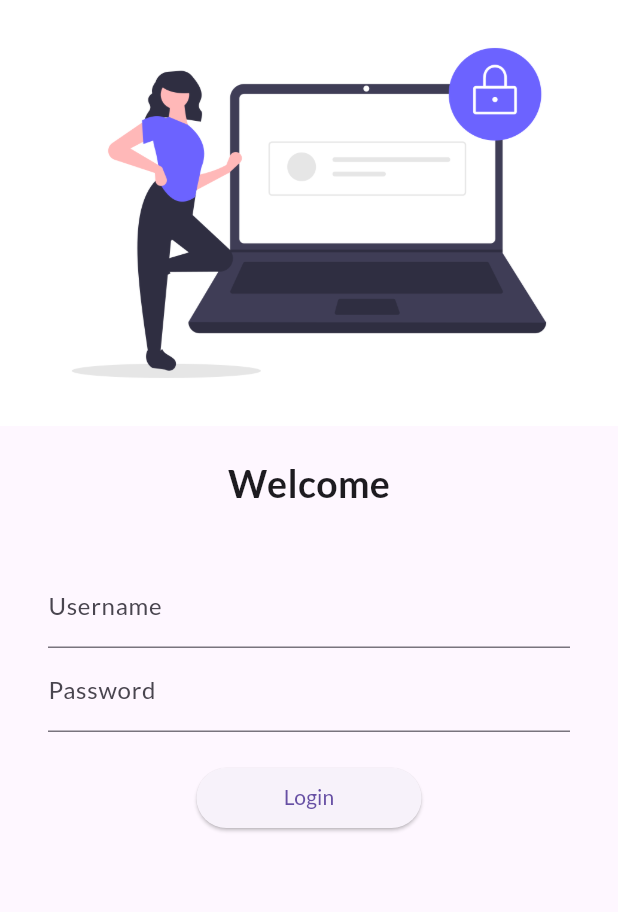
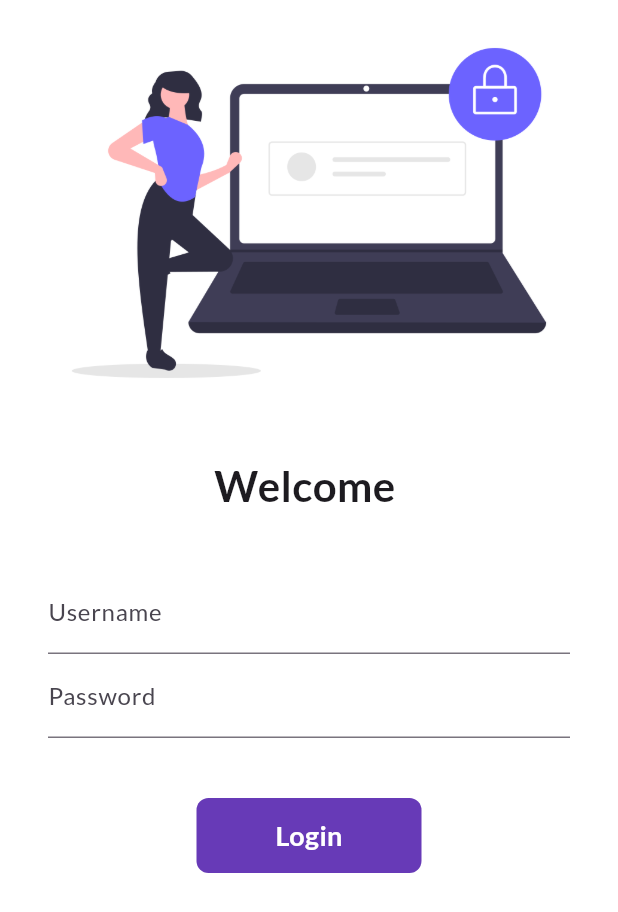
Before and after one commit to deepnp7/Flutter-Project, a Flutter app: the screen it shows after launch, on a phone screen of 412 x 824 dp. Shown: the top 912 px of the screen. Run offline on Flutter 3.47's test engine with Material 3 defaults, Android fonts, the phone set to English and light mode, and no system bars; our stand-ins replace google_fonts.

Commit message:
Day 6 completed

```diff
--- a/lib/pages/login_page.dart
+++ b/lib/pages/login_page.dart
@@ -1,18 +1,25 @@
-// ignore_for_file: prefer_const_constructors
+// ignore_for_file: prefer_const_constructors, use_build_context_synchronously, sort_child_properties_last
 
 // import 'package:flutter/cupertino.dart';
 import 'package:flutter/material.dart';
 import 'package:flutter_application_1/utils/routes.dart';
 // import 'package:flutter/widgets.dart';
 
-class LoginPage extends StatelessWidget {
+class LoginPage extends StatefulWidget {
   const LoginPage({super.key});
 
-  // const LoginPage({super.key});
+  @override
+  State<LoginPage> createState() => _LoginPageState();
+}
+
+class _LoginPageState extends State<LoginPage> {
+  String name = "";
+  bool changeButton = false;
 
   @override
   Widget build(BuildContext context) {
     return Material(
+        color: Colors.white,
         child: SingleChildScrollView(
           child: Column(
             children: [
@@ -24,36 +31,81 @@
                 height: 20.0,
               ),
               Text(
-            "Welcome",
-            style: TextStyle(fontSize: 25, fontWeight: FontWeight.bold),
+                "Welcome $name",
+                style: TextStyle(
+                  fontSize: 28,
+                  fontWeight: FontWeight.bold,
+                ),
               ),
               SizedBox(
                 height: 20.0,
               ),
               Padding(
-            padding:
-                const EdgeInsets.symmetric(vertical: 16.0, horizontal: 32.0),
+                padding: const EdgeInsets.symmetric(
+                    vertical: 16.0, horizontal: 32.0),
                 child: Column(
                   children: [
                     TextFormField(
                       decoration: InputDecoration(
-                      hintText: "Enter UserName", labelText: "Username"),
+                        hintText: "Enter username",
+                        labelText: "Username",
+                      ),
+                      onChanged: (value) {
+                        name = value;
+                        setState(() {});
+                      },
                     ),
                     TextFormField(
                       obscureText: true,
                       decoration: InputDecoration(
-                      hintText: "Enter Password", labelText: "Password"),
+                        hintText: "Enter password",
+                        labelText: "Password",
+                      ),
                     ),
                     SizedBox(
-                  height: 20.0,
+                      height: 40.0,
                     ),
-                ElevatedButton(
-                  style: TextButton.styleFrom(minimumSize: Size(150, 40)),
-                  onPressed: () {
+
+                    InkWell(
+                      onTap: () async {
+                        setState(() {
+                          changeButton = true;
+                        });
+                        await Future.delayed(Duration(seconds: 1));
                         Navigator.pushNamed(context, MyRoutes.homeRoute);
                       },
-                  child: Text("Login"),
+                      child: AnimatedContainer(
+                        duration: Duration(seconds: 1),
+                        width: changeButton ? 50 : 150,
+                        height: 50,
+                        alignment: Alignment.center,
+                        child: changeButton
+                            ? Icon(
+                                Icons.done,
+                                color: Colors.white,
                               )
+                            : Text(
+                                "Login",
+                                style: TextStyle(
+                                    color: Colors.white,
+                                    fontWeight: FontWeight.bold,
+                                    fontSize: 18),
+                              ),
+                        decoration: BoxDecoration(
+                          color: Colors.deepPurple,
+                          borderRadius:
+                              BorderRadius.circular(changeButton ? 50 : 8),
+                        ),
+                      ),
+                    ),
+
+                    // ElevatedButton(
+                    //   child: Text("Login"),
+                    //   style: TextButton.styleFrom(minimumSize: Size(150, 40)),
+                    //   onPressed: () {
+                    //     Navigator.pushNamed(context, MyRoutes.homeRoute);
+                    //   },
+                    // )
                   ],
                 ),
               )
```
Also changed, not shown: 3 other files. Lines whose indentation alone changed are shown as unchanged.
